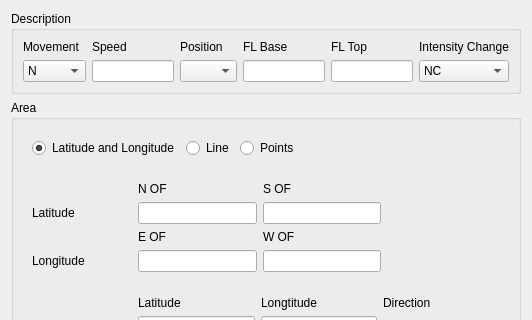
First picture: the form in tafor/components/ui/sigmet_general.ui, repository up1and/tafor, before the edit; both pictures show x 0 to 532 and y 0 to 320 of the 532 by 604 pixel window.
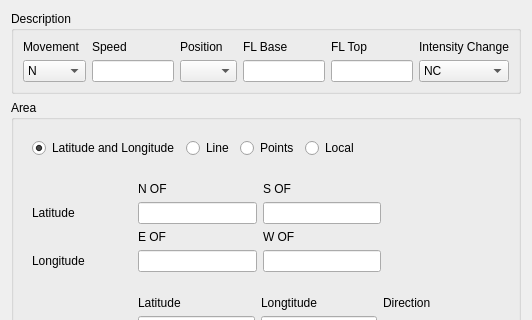
Second picture: the form after the edit.

Commit message: SIGMET 区域描述增加本场

Patch:
```diff
--- a/tafor/components/ui/sigmet_general.ui
+++ b/tafor/components/ui/sigmet_general.ui
@@ -199,6 +199,13 @@
            </property>
           </widget>
          </item>
+         <item>
+          <widget class="QRadioButton" name="local">
+           <property name="text">
+            <string>Local</string>
+           </property>
+          </widget>
+         </item>
          <item>
           <spacer name="horizontalSpacer">
            <property name="orientation">
```
The commit also changes 5 other files.
